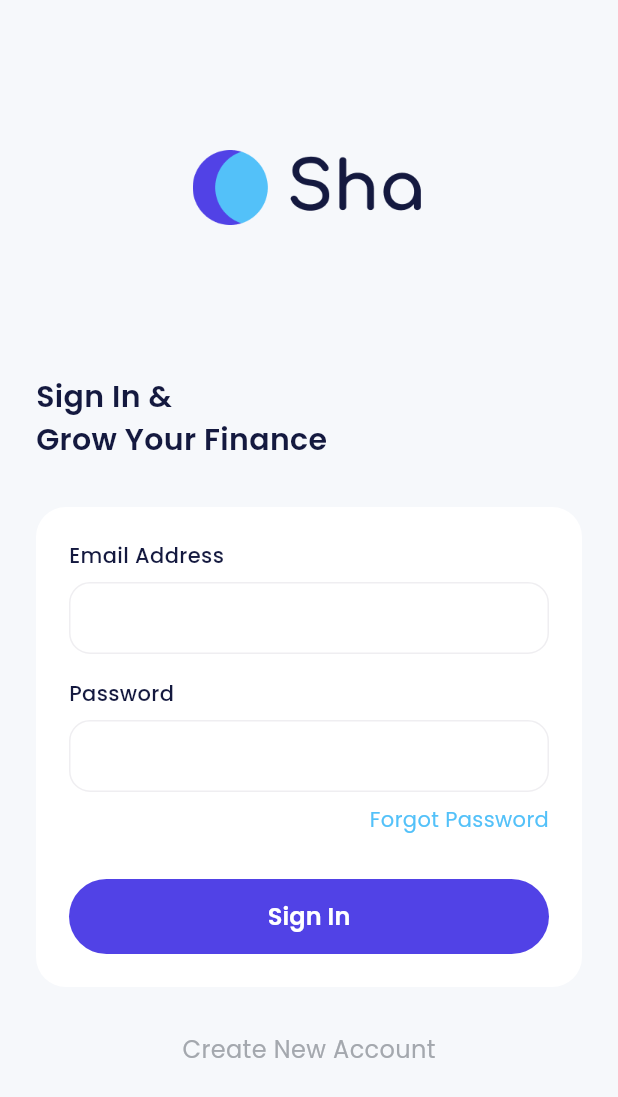
After one commit to HarunNurahman/bank_sha, a Flutter app: the SignInPage screen opened by its route, on a phone screen of 412 x 824 dp. The commit adds this screen. Shown: the top 1097 px of the screen. Run offline on Flutter 3.47's test engine with Material 3 defaults, Android fonts, the phone set to English and light mode, and no system bars; our stand-ins replace carousel_slider, google_fonts.

Commit message:
Style: slicing sign-in page, separating custom widget

```diff
--- a/lib/main.dart
+++ b/lib/main.dart
@@ -1,3 +1,5 @@
+import 'package:bank_sha/pages/onboarding_page.dart';
+import 'package:bank_sha/pages/sign-in_page.dart';
 import 'package:bank_sha/pages/splash_page.dart';
 import 'package:flutter/material.dart';
 
@@ -11,9 +13,13 @@ class MyApp extends StatelessWidget {
   // This widget is the root of your application.
   @override
   Widget build(BuildContext context) {
-    return const MaterialApp(
+    return MaterialApp(
       debugShowCheckedModeBanner: false,
-      home: SplashPage(),
+      routes: {
+        '/': (context) => const SplashPage(),
+        '/onboarding': (context) => const OnboardingPage(),
+        '/sign-in': (context) => const SignInPage(),
+      },
     );
   }
 }
--- a/lib/pages/onboarding_page.dart
+++ b/lib/pages/onboarding_page.dart
@@ -1,3 +1,4 @@
+import 'package:bank_sha/pages/widgets/custom-button.dart';
 import 'package:bank_sha/shared/styles.dart';
 import 'package:carousel_slider/carousel_slider.dart';
 import 'package:flutter/material.dart';
@@ -92,34 +93,16 @@ class _OnboardingPageState extends State<OnboardingPage> {
                     currentIndex == 2
                         ? Column(
                             children: [
-                              ElevatedButton(
-                                onPressed: () {},
-                                style: ElevatedButton.styleFrom(
-                                  backgroundColor: blueColor,
-                                  elevation: 0,
-                                  minimumSize: const Size(double.infinity, 50),
-                                ),
-                                child: Text(
-                                  'Get Started',
-                                  style: whiteTextStyle.copyWith(
-                                    fontSize: 16,
-                                    fontWeight: semiBold,
-                                  ),
-                                ),
+                              CustomButton(
+                                text: 'Get Started',
+                                ontap: () {},
                               ),
-                              const SizedBox(height: 10),
-                              TextButton(
-                                onPressed: () {},
-                                style: TextButton.styleFrom(
-                                  padding: EdgeInsets.zero,
-                                ),
-                                child: Text(
-                                  'Sign In',
-                                  style: whiteTextStyle.copyWith(
-                                    fontSize: 16,
-                                    color: darkGrayColor,
-                                  ),
-                                ),
+                              const SizedBox(height: 30),
+                              CustomTextButton(
+                                text: 'Sign In',
+                                ontap: () {
+                                  Navigator.pushNamed(context, '/sign-in');
+                                },
                               )
                             ],
                           )
@@ -165,23 +148,13 @@ class _OnboardingPageState extends State<OnboardingPage> {
                               ),
                               const Spacer(),
                               // Button
-                              ElevatedButton(
-                                onPressed: () {
+                              CustomButton(
+                                text: 'Continue',
+                                ontap: () {
                                   carouselController.nextPage();
                                 },
-                                style: ElevatedButton.styleFrom(
-                                  backgroundColor: blueColor,
-                                  elevation: 0,
-                                  minimumSize: const Size(150, 50),
-                                ),
-                                child: Text(
-                                  'Continue',
-                                  style: whiteTextStyle.copyWith(
-                                    fontSize: 16,
-                                    fontWeight: semiBold,
-                                  ),
-                                ),
-                              ),
+                                width: 150,
+                              )
                             ],
                           )
                   ],
--- /dev/null
+++ b/lib/pages/sign-in_page.dart
@@ -0,0 +1,91 @@
+import 'package:bank_sha/pages/widgets/custom-button.dart';
+import 'package:bank_sha/pages/widgets/custom-textfield.dart';
+import 'package:bank_sha/shared/styles.dart';
+import 'package:flutter/material.dart';
+import 'package:flutter/widgets.dart';
+
+class SignInPage extends StatelessWidget {
+  const SignInPage({super.key});
+
+  @override
+  Widget build(BuildContext context) {
+    return Scaffold(
+      backgroundColor: lightBackgroundColor,
+      body: ListView(
+        padding: const EdgeInsets.symmetric(horizontal: 24),
+        children: [
+          // App logo
+          Container(
+            width: 155,
+            height: 50,
+            margin: const EdgeInsets.only(top: 100, bottom: 100),
+            decoration: const BoxDecoration(
+              image: DecorationImage(
+                image: AssetImage('assets/images/app_logo_dark.png'),
+              ),
+            ),
+          ),
+          // Title
+          Text(
+            'Sign In &\nGrow Your Finance',
+            style: blackTextStyle.copyWith(
+              fontSize: 20,
+              fontWeight: semiBold,
+            ),
+          ),
+          const SizedBox(height: 30),
+          // Text form field
+          Container(
+            padding: const EdgeInsets.all(22),
+            decoration: BoxDecoration(
+              borderRadius: BorderRadius.circular(20),
+              color: whiteColor,
+            ),
+            child: Column(
+              crossAxisAlignment: CrossAxisAlignment.start,
+              children: [
+                // Email input
+                const CustomTextField(
+                  text: 'Email Address',
+                  keyboardType: TextInputType.emailAddress,
+                ),
+                const SizedBox(height: 16),
+                // Password input
+                const CustomTextField(
+                  text: 'Password',
+                  obscureText: true,
+                ),
+                const SizedBox(height: 8),
+                // Forgot password
+                Align(
+                  alignment: Alignment.centerRight,
+                  child: GestureDetector(
+                    onTap: () {},
+                    child: Text(
+                      'Forgot Password',
+                      style: blueTextStyle.copyWith(color: cyanColor),
+                    ),
+                  ),
+                ),
+                const SizedBox(height: 30),
+                // Sign in button
+                CustomButton(
+                  text: 'Sign In',
+                  ontap: () {},
+                ),
+              ],
+            ),
+          ),
+          const SizedBox(height: 30),
+          // Sign up
+          Center(
+            child: CustomTextButton(
+              text: 'Create New Account',
+              ontap: () {},
+            ),
+          )
+        ],
+      ),
+    );
+  }
+}
--- a/lib/pages/splash_page.dart
+++ b/lib/pages/splash_page.dart
@@ -1,6 +1,5 @@
 import 'dart:async';
 
-import 'package:bank_sha/pages/onboarding_page.dart';
 import 'package:bank_sha/shared/styles.dart';
 import 'package:flutter/material.dart';
 
@@ -15,9 +14,10 @@ class _SplashPageState extends State<SplashPage> {
   @override
   void initState() {
     Timer(const Duration(seconds: 2), () {
-      Navigator.push(
+      Navigator.pushNamed(
         context,
-        MaterialPageRoute(builder: (context) => const OnboardingPage()),
+        '/onboarding',
+        // (route) => false,
       );
     });
     super.initState();
--- /dev/null
+++ b/lib/pages/widgets/custom-button.dart
@@ -0,0 +1,57 @@
+import 'package:bank_sha/shared/styles.dart';
+import 'package:flutter/material.dart';
+
+class CustomButton extends StatelessWidget {
+  final String text;
+  final double width;
+  final double height;
+  final VoidCallback? ontap;
+
+  const CustomButton({
+    super.key,
+    required this.text,
+    this.width = double.infinity,
+    this.height = 50,
+    this.ontap,
+  });
+
+  @override
+  Widget build(BuildContext context) {
+    return ElevatedButton(
+      onPressed: ontap,
+      style: ElevatedButton.styleFrom(
+        backgroundColor: blueColor,
+        elevation: 0,
+        minimumSize: Size(width, height),
+      ),
+      child: Text(
+        text,
+        style: whiteTextStyle.copyWith(
+          fontSize: 16,
+          fontWeight: semiBold,
+        ),
+      ),
+    );
+  }
+}
+
+class CustomTextButton extends StatelessWidget {
+  final String text;
+  final VoidCallback? ontap;
+  const CustomTextButton({
+    super.key,
+    required this.text,
+    this.ontap,
+  });
+
+  @override
+  Widget build(BuildContext context) {
+    return GestureDetector(
+      onTap: ontap,
+      child: Text(
+        text,
+        style: grayTextStyle.copyWith(fontSize: 16),
+      ),
+    );
+  }
+}
--- /dev/null
+++ b/lib/pages/widgets/custom-textfield.dart
@@ -0,0 +1,61 @@
+import 'package:bank_sha/shared/styles.dart';
+import 'package:flutter/material.dart';
+
+class CustomTextField extends StatelessWidget {
+  final String text;
+  final TextInputType keyboardType;
+  final TextEditingController? controller;
+  final bool obscureText;
+
+  const CustomTextField({
+    super.key,
+    required this.text,
+    this.keyboardType = TextInputType.text,
+    this.controller,
+    this.obscureText = false,
+  });
+
+  @override
+  Widget build(BuildContext context) {
+    return Column(
+      crossAxisAlignment: CrossAxisAlignment.start,
+      children: [
+        Text(text, style: blackTextStyle.copyWith(fontWeight: medium)),
+        const SizedBox(height: 8),
+        TextFormField(
+          controller: controller,
+          keyboardType: keyboardType,
+          obscureText: obscureText,
+          style: blackTextStyle.copyWith(
+            fontSize: 14,
+            fontWeight: medium,
+          ),
+          decoration: InputDecoration(
+            contentPadding: const EdgeInsets.all(12),
+            border: OutlineInputBorder(
+              borderRadius: BorderRadius.circular(14),
+            ),
+            enabledBorder: OutlineInputBorder(
+              borderRadius: BorderRadius.circular(14),
+              borderSide: const BorderSide(
+                color: Color(0xFFEFEEF1),
+              ),
+            ),
+            focusedBorder: OutlineInputBorder(
+              borderRadius: BorderRadius.circular(14),
+              borderSide: BorderSide(
+                color: blueColor,
+              ),
+            ),
+            errorBorder: OutlineInputBorder(
+              borderRadius: BorderRadius.circular(14),
+              borderSide: BorderSide(
+                color: redColor,
+              ),
+            ),
+          ),
+        )
+      ],
+    );
+  }
+}
--- a/lib/shared/styles.dart
+++ b/lib/shared/styles.dart
@@ -11,6 +11,7 @@ Color blueColor = const Color(0xFF5142E6);
 Color navyColor = const Color(0xFF1A1D2E);
 Color cyanColor = const Color(0xFF53C1F9);
 Color greenColor = const Color(0xFF22B07D);
+Color redColor = const Color(0xFFFF1E39);
 
 Color lightBackgroundColor = const Color(0xFFF6F8FB);
 Color darkBackgroundColor = const Color(0xFF020518);
```
